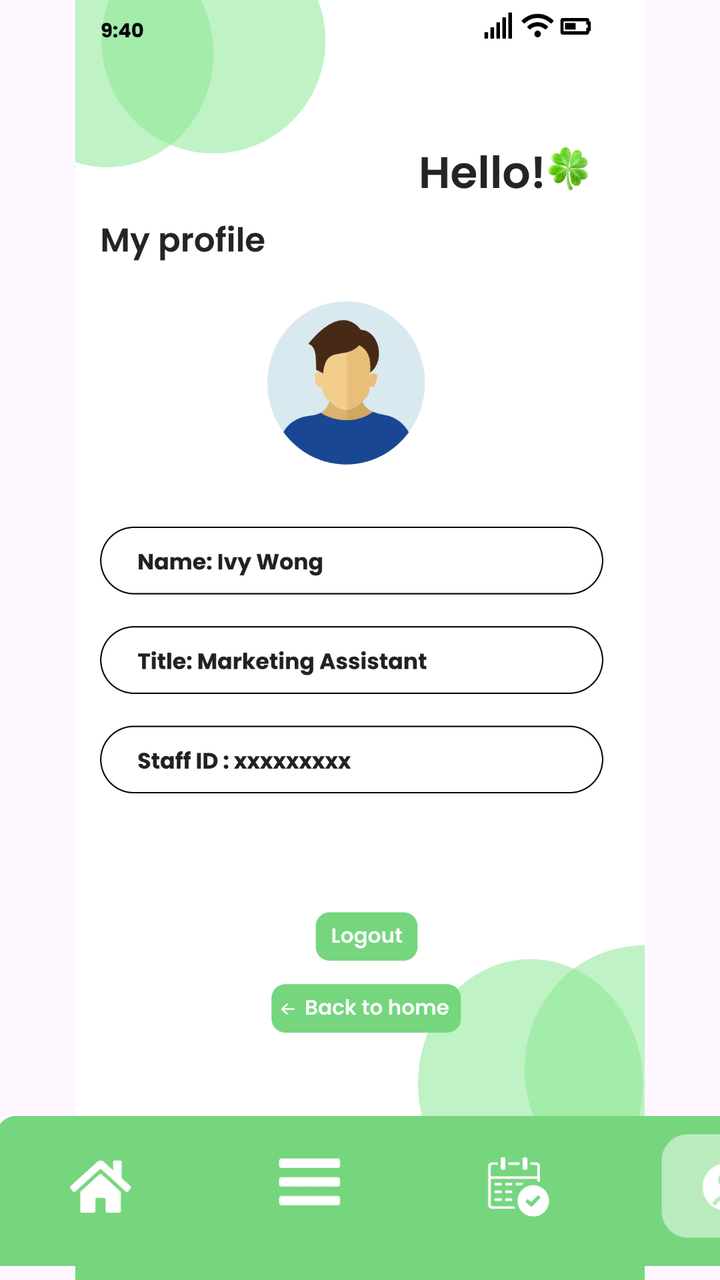
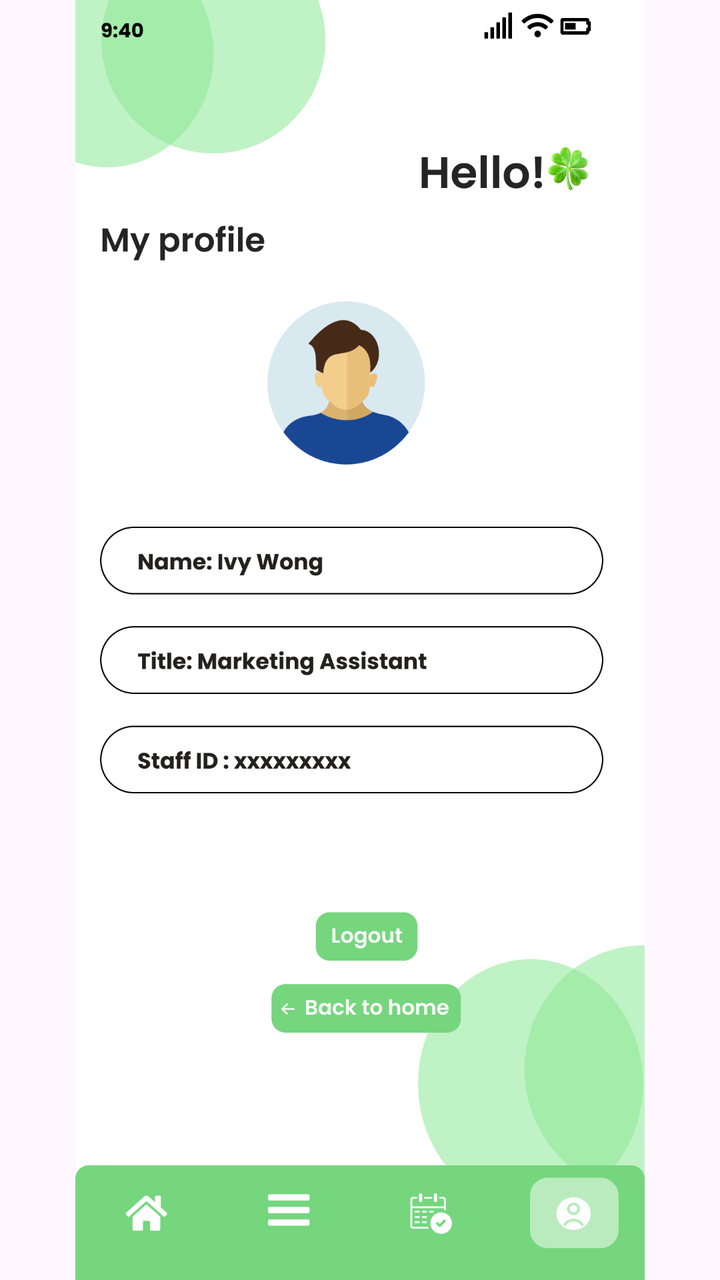

An Android layout rendered at two revisions. The XML below is the earlier revision; the diff shows what the commit changed to produce the second picture.
<!-- AndroidManifest.xml: application theme Theme.COMP2000HKSoftwareEngineeringAssessment -->
<!-- res/layout/activity_emplyeesmyprofile.xml -->
<?xml version="1.0" encoding="utf-8"?>
<androidx.constraintlayout.widget.ConstraintLayout xmlns:android="http://schemas.android.com/apk/res/android"
    xmlns:app="http://schemas.android.com/apk/res-auto"
    xmlns:tools="http://schemas.android.com/tools"
    android:id="@+id/main"
    android:layout_width="match_parent"
    android:layout_height="match_parent"
    tools:context=".emplyeesmyprofile">

    <ImageView
        android:id="@+id/iv_login_page"
        android:layout_width="match_parent"
        android:layout_height="match_parent"
        android:scaleType="fitCenter"
        android:src="@drawable/emplyeesmyprofile"
        app:layout_constraintBottom_toBottomOf="parent"
        app:layout_constraintEnd_toEndOf="parent"
        app:layout_constraintStart_toStartOf="parent"
        app:layout_constraintTop_toTopOf="parent" />

    <ImageButton
        android:id="@+id/btn_back"
        android:layout_width="412dp"
        android:layout_height="117dp"
        android:background="@android:color/transparent"
        android:contentDescription="Back"
        android:scaleType="fitCenter"
        android:src="@drawable/menubarmyprofile"
        app:layout_constraintBottom_toBottomOf="parent"
        app:layout_constraintEnd_toEndOf="parent"
        app:layout_constraintHorizontal_bias="0.05"
        app:layout_constraintStart_toStartOf="parent"
        app:layout_constraintTop_toTopOf="parent"
        app:layout_constraintVertical_bias="1.027" />

    <ImageButton
        android:id="@+id/btn_employee_menu_home_button"
        android:layout_width="0dp"
        android:layout_height="0dp"
        android:background="@android:color/transparent"
        app:layout_constraintBottom_toBottomOf="parent"
        app:layout_constraintDimensionRatio="2:1"
        app:layout_constraintEnd_toEndOf="parent"
        app:layout_constraintHorizontal_bias="0.071"
        app:layout_constraintStart_toStartOf="parent"
        app:layout_constraintTop_toTopOf="parent"
        app:layout_constraintVertical_bias="0.97"
        app:layout_constraintWidth_percent="0.15 " />
    <ImageButton
        android:id="@+id/btn_employee_menu_menu_button"
        android:layout_width="0dp"
        android:layout_height="0dp"
        android:background="@android:color/transparent"
        app:layout_constraintBottom_toBottomOf="parent"
        app:layout_constraintDimensionRatio="2:1"
        app:layout_constraintEnd_toEndOf="parent"
        app:layout_constraintHorizontal_bias="0.369"
        app:layout_constraintStart_toStartOf="parent"
        app:layout_constraintTop_toTopOf="parent"
        app:layout_constraintVertical_bias="0.969"
        app:layout_constraintWidth_percent="0.15" />

    <ImageButton
        android:id="@+id/btn_employee_mybooking_button"
        android:layout_width="0dp"
        android:layout_height="0dp"
        android:background="@android:color/transparent"
        app:layout_constraintBottom_toBottomOf="parent"
        app:layout_constraintDimensionRatio="2:1"
        app:layout_constraintEnd_toEndOf="parent"
        app:layout_constraintHorizontal_bias="0.644"
        app:layout_constraintStart_toStartOf="parent"
        app:layout_constraintTop_toTopOf="parent"
        app:layout_constraintVertical_bias="0.969"
        app:layout_constraintWidth_percent="0.15" />

    <ImageButton
        android:id="@+id/btn_employee_my_employee_profile_button"
        android:layout_width="0dp"
        android:layout_height="0dp"
        android:background="@android:color/transparent"
        app:layout_constraintBottom_toBottomOf="parent"
        app:layout_constraintDimensionRatio="2:1"
        app:layout_constraintEnd_toEndOf="parent"
        app:layout_constraintHorizontal_bias="0.957"
        app:layout_constraintStart_toStartOf="parent"
        app:layout_constraintTop_toTopOf="parent"
        app:layout_constraintVertical_bias="0.969"
        app:layout_constraintWidth_percent="0.15" />

    <ImageButton
        android:id="@+id/btn_select_datetime_select_logout"
        android:layout_width="0dp"
        android:layout_height="0dp"
        android:background="@android:color/transparent"
        app:layout_constraintBottom_toBottomOf="parent"
        app:layout_constraintDimensionRatio="2.5:1"
        app:layout_constraintEnd_toEndOf="parent"
        app:layout_constraintHorizontal_bias="0.5167"
        app:layout_constraintStart_toStartOf="parent"
        app:layout_constraintTop_toTopOf="parent"
        app:layout_constraintVertical_bias="0.736"
        app:layout_constraintWidth_percent="0.17 " />

    <ImageButton
        android:id="@+id/btn_back_to_home"
        android:layout_width="0dp"
        android:layout_height="0dp"
        android:background="@android:color/transparent"
        app:layout_constraintBottom_toBottomOf="parent"
        app:layout_constraintDimensionRatio="4:1"
        app:layout_constraintEnd_toEndOf="parent"
        app:layout_constraintStart_toStartOf="parent"
        app:layout_constraintHorizontal_bias="0.5166"
        app:layout_constraintTop_toTopOf="parent"
        app:layout_constraintVertical_bias="0.796"
        app:layout_constraintWidth_percent="0.33 " />

</androidx.constraintlayout.widget.ConstraintLayout>
<!-- resources referenced by this layout -->
<resources>
  <!-- drawable emplyeesmyprofile: png bitmap (drawable, 124781 bytes) -->
  <!-- drawable menubarmyprofile: png bitmap (drawable, 15420 bytes) -->
  <style name="Theme.COMP2000HKSoftwareEngineeringAssessment" parent="Base.Theme.COMP2000HKSoftwareEngineeringAssessment" />
  <style name="Base.Theme.COMP2000HKSoftwareEngineeringAssessment" parent="Theme.Material3.DayNight.NoActionBar">
          
          
      </style>
</resources>

<!-- the commit's change to res/layout/activity_emplyeesmyprofile.xml (unified diff, before → after) -->
@@ -12,26 +12,11 @@
         android:layout_width="match_parent"
         android:layout_height="match_parent"
         android:scaleType="fitCenter"
-        android:src="@drawable/emplyeesmyprofile"
+        android:src="@drawable/employeemyprofilesecond"
         app:layout_constraintBottom_toBottomOf="parent"
         app:layout_constraintEnd_toEndOf="parent"
         app:layout_constraintStart_toStartOf="parent"
         app:layout_constraintTop_toTopOf="parent" />
-
-    <ImageButton
-        android:id="@+id/btn_back"
-        android:layout_width="412dp"
-        android:layout_height="117dp"
-        android:background="@android:color/transparent"
-        android:contentDescription="Back"
-        android:scaleType="fitCenter"
-        android:src="@drawable/menubarmyprofile"
-        app:layout_constraintBottom_toBottomOf="parent"
-        app:layout_constraintEnd_toEndOf="parent"
-        app:layout_constraintHorizontal_bias="0.05"
-        app:layout_constraintStart_toStartOf="parent"
-        app:layout_constraintTop_toTopOf="parent"
-        app:layout_constraintVertical_bias="1.027" />
 
     <ImageButton
         android:id="@+id/btn_employee_menu_home_button"
<!-- resource entries referenced after the edit -->
@@ -1,7 +1,6 @@
 <!-- resources referenced by this layout -->
 <resources>
-  <!-- drawable emplyeesmyprofile: png bitmap (drawable, 124781 bytes) -->
-  <!-- drawable menubarmyprofile: png bitmap (drawable, 15420 bytes) -->
+  <!-- drawable employeemyprofilesecond: png bitmap (drawable, 126045 bytes) -->
   <style name="Theme.COMP2000HKSoftwareEngineeringAssessment" parent="Base.Theme.COMP2000HKSoftwareEngineeringAssessment" />
   <style name="Base.Theme.COMP2000HKSoftwareEngineeringAssessment" parent="Theme.Material3.DayNight.NoActionBar">
           
